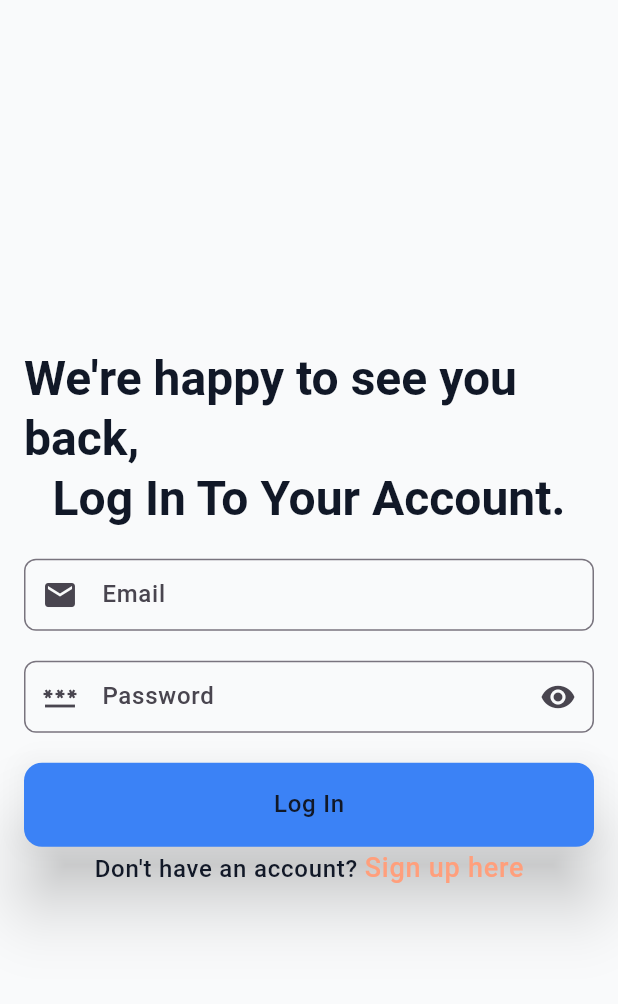
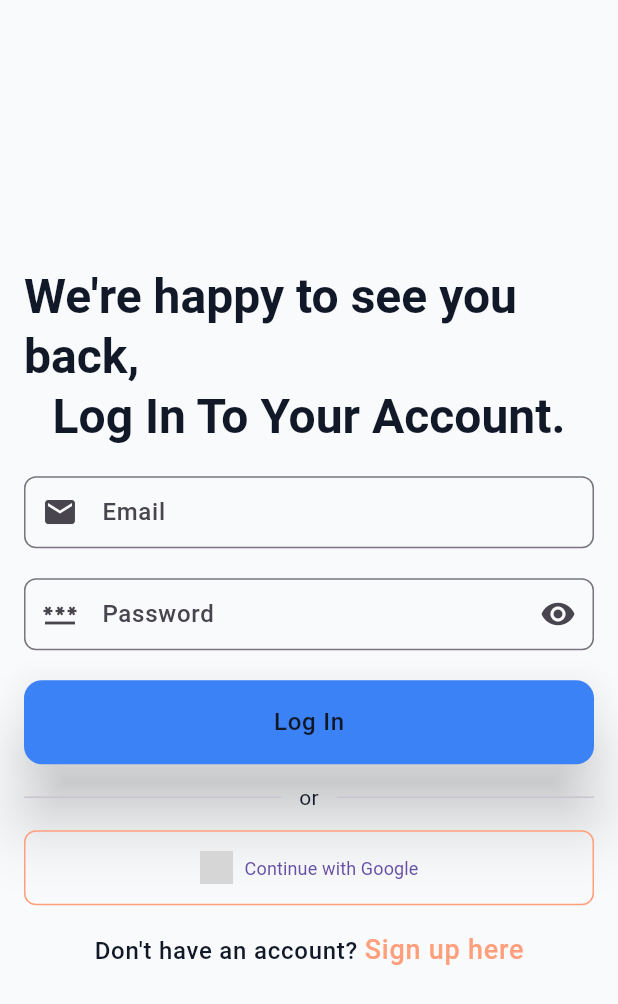
Before and after one commit to Isabirye-alex/musicapp_client, a Flutter app: the screen it shows after launch, item 4 of the bottom bar chosen, after a tap on "Log In", on a phone screen of 412 x 824 dp. Shown: the top 1004 px of the screen. Run offline on Flutter 3.47's test engine with Material 3 defaults, Android fonts, the light colour scheme and no system bars; our stand-ins replace another_flushbar, dotted_border, file_picker, firebase_core, firebase_messaging, flutter_riverpod and 7 more; missing offline and left inert: audio_waveforms, flex_color_picker; accounts and stored records are empty; generated files the repository leaves out were written again; network calls fail; Roboto replaces fonts that are missing (Poppins); grey boxes are pictures that could not be loaded.

Commit message:
Google auth

```diff
--- a/lib/features/auth/view/pages/login_page.dart
+++ b/lib/features/auth/view/pages/login_page.dart
@@ -64,7 +64,6 @@ class _LoginPageState extends ConsumerState<LoginPage> {
     });
 
     return Scaffold(
-      // appBar: AppBar(),
       body: isLoading
           ? Loader()
           : Padding(
@@ -115,6 +114,50 @@ class _LoginPageState extends ConsumerState<LoginPage> {
                       },
                       text: 'Log In',
                     ),
+                    SizedBox(height: 12),
+
+                    // --- Divider ---
+                    Row(
+                      children: [
+                        Expanded(child: Divider()),
+                        Padding(
+                          padding: EdgeInsets.symmetric(horizontal: 12),
+                          child: Text(
+                            'or',
+                            style: TextTheme.of(context).bodyMedium,
+                          ),
+                        ),
+                        Expanded(child: Divider()),
+                      ],
+                    ),
+                    SizedBox(height: 12),
+
+                    // --- Google Sign-In Button ---
+                    SizedBox(
+                      width: double.infinity,
+                      child: OutlinedButton.icon(
+                        onPressed: () {
+                          ref
+                              .read(authViewmodelProvider.notifier)
+                              .signInWithGoogle();
+                        },
+                        icon: Image.asset(
+                          'assets/google_logo.png',
+                          height: 22,
+                          width: 22,
+                        ),
+                        label: Text('Continue with Google'),
+                        style: OutlinedButton.styleFrom(
+                          padding: EdgeInsets.symmetric(vertical: 14),
+                          side: BorderSide(color: AColorTheme.gradient3),
+                          shape: RoundedRectangleBorder(
+                            borderRadius: BorderRadius.circular(8),
+                          ),
+                        ),
+                      ),
+                    ),
+                    SizedBox(height: 16),
+
                     RichText(
                       text: TextSpan(
                         text: 'Don\'t have an account? ',
@@ -130,7 +173,6 @@ class _LoginPageState extends ConsumerState<LoginPage> {
                                   (_) => false,
                                 );
                               },
-
                             text: 'Sign up here',
                             style: TextStyle(
                               color: AColorTheme.gradient3,
--- a/pubspec.yaml
+++ b/pubspec.yaml
@@ -34,6 +34,8 @@ dependencies:
   firebase_core: ^4.7.0
   firebase_messaging: ^16.2.0
   flutter_local_notifications: ^21.0.0
+  google_sign_in: ^7.2.0
+  flutter_secure_storage: ^10.0.0
 
 dev_dependencies:
   flutter_test:
```
Also changed, not shown: lib/features/auth/repositories/auth_remote_repository.dart (+23 -0 lines), lib/features/auth/viewModel/auth_viewmodel.dart (+32 -1 lines), assets/images/google_logo.png (added), lib/features/auth/viewModel/auth_viewmodel.g.dart, lib/features/home/viewmodel/home_viewmodel.g.dart, pubspec.lock, 5 other files.
